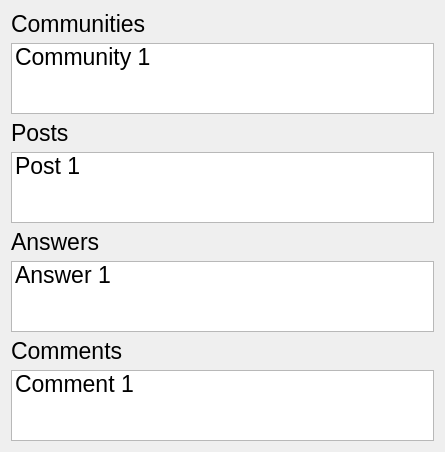
CordusBailey02/CSC-532-Project, file Qt_LinuxPrototypeGUI_v0.9/searchresults.ui: the form before one commit.
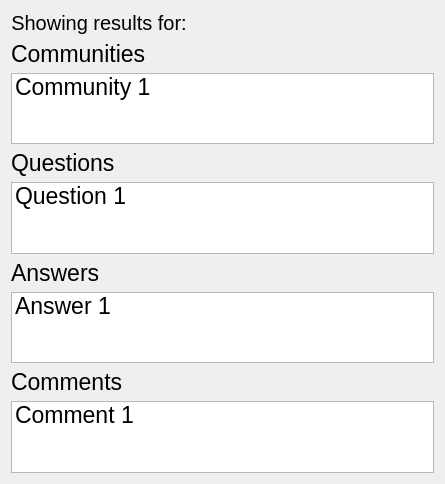
The form after the commit.

```diff
--- a/Qt_LinuxPrototypeGUI_v0.9/searchresults.ui
+++ b/Qt_LinuxPrototypeGUI_v0.9/searchresults.ui
@@ -7,13 +7,56 @@
     <x>0</x>
     <y>0</y>
     <width>445</width>
-    <height>452</height>
+    <height>484</height>
    </rect>
   </property>
   <property name="windowTitle">
    <string>Search Results</string>
   </property>
   <layout class="QVBoxLayout" name="verticalLayout">
+   <item>
+    <layout class="QHBoxLayout" name="horizontalLayout_2">
+     <item>
+      <widget class="QLabel" name="label_5">
+       <property name="sizePolicy">
+        <sizepolicy hsizetype="Maximum" vsizetype="Maximum">
+         <horstretch>0</horstretch>
+         <verstretch>0</verstretch>
+        </sizepolicy>
+       </property>
+       <property name="font">
+        <font>
+         <pointsize>15</pointsize>
+        </font>
+       </property>
+       <property name="text">
+        <string>Showing results for:</string>
+       </property>
+       <property name="alignment">
+        <set>Qt::AlignmentFlag::AlignCenter</set>
+       </property>
+      </widget>
+     </item>
+     <item>
+      <widget class="QLabel" name="label_searchPrompt">
+       <property name="sizePolicy">
+        <sizepolicy hsizetype="Preferred" vsizetype="Maximum">
+         <horstretch>0</horstretch>
+         <verstretch>0</verstretch>
+        </sizepolicy>
+       </property>
+       <property name="font">
+        <font>
+         <pointsize>15</pointsize>
+        </font>
+       </property>
+       <property name="text">
+        <string/>
+       </property>
+      </widget>
+     </item>
+    </layout>
+   </item>
    <item>
     <widget class="QLabel" name="label">
      <property name="sizePolicy">
@@ -115,7 +158,7 @@
       </font>
      </property>
      <property name="text">
-      <string>Posts</string>
+      <string>Questions</string>
      </property>
     </widget>
    </item>
@@ -183,7 +226,7 @@
      </property>
      <item>
       <property name="text">
-       <string>Post 1</string>
+       <string>Question 1</string>
       </property>
      </item>
     </widget>
```
